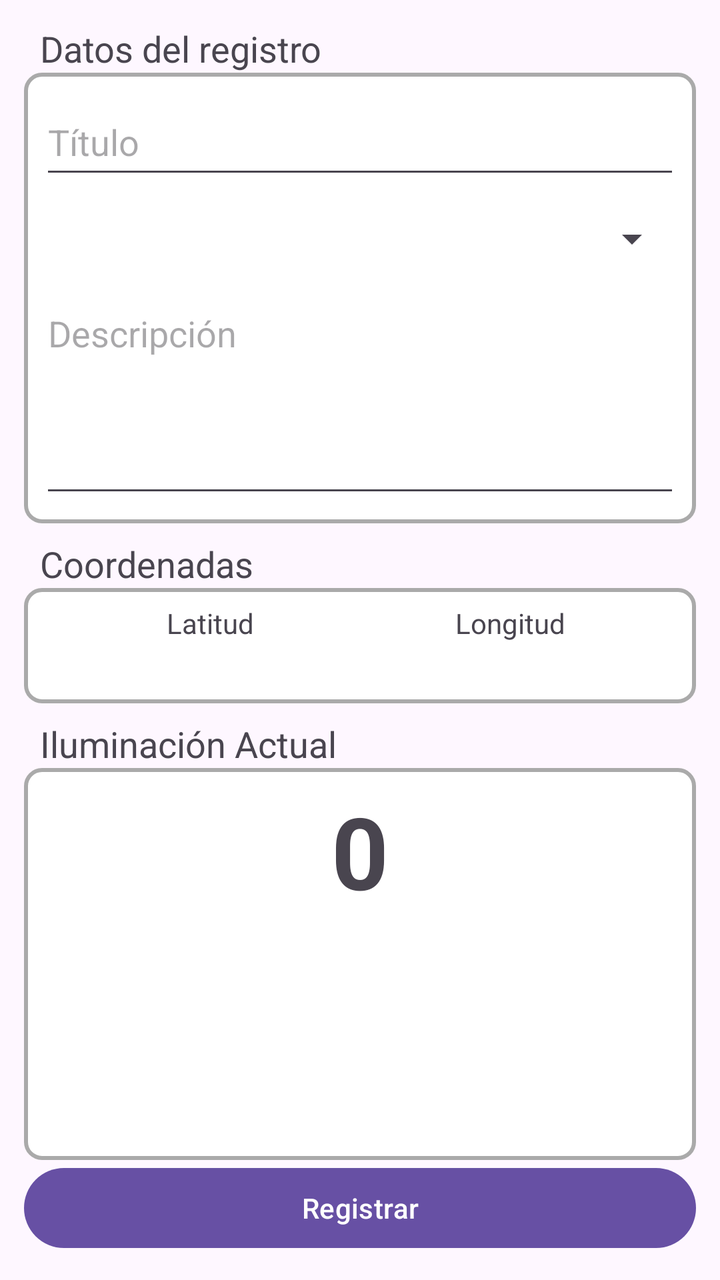
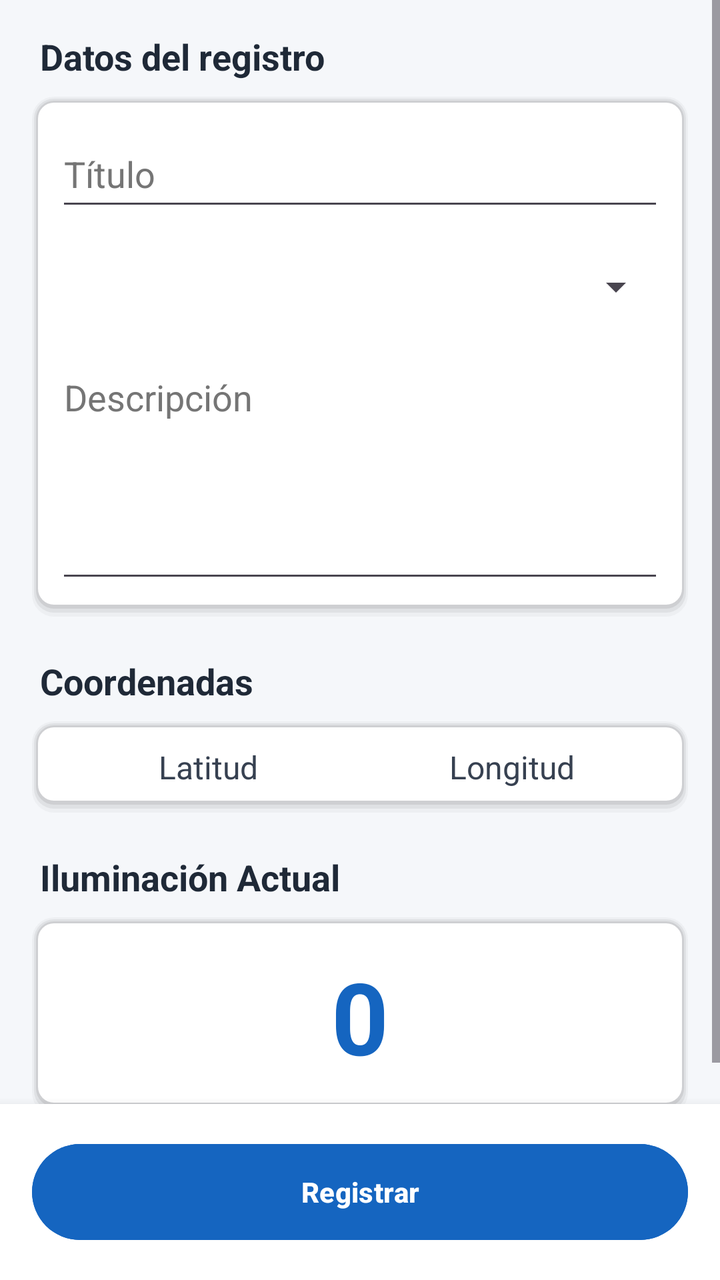

Before-and-after screenshots of an Android layout around one commit, followed by the original layout XML and the change that was made.
<!-- AndroidManifest.xml: application theme Theme.Luxmap -->
<!-- res/layout/activity_registrar.xml -->
<?xml version="1.0" encoding="utf-8"?>
<androidx.constraintlayout.widget.ConstraintLayout xmlns:android="http://schemas.android.com/apk/res/android"
    xmlns:tools="http://schemas.android.com/tools"
    android:id="@+id/main"
    android:layout_width="match_parent"
    android:layout_height="match_parent"
    tools:context=".ui.RegistrarActivity">


    <LinearLayout
        android:layout_width="match_parent"
        android:layout_height="match_parent"
        android:orientation="vertical"
        tools:layout_editor_absoluteX="1dp"
        tools:layout_editor_absoluteY="1dp"
        android:padding="12dp" >

        <TextView
            android:id="@+id/tvFormulario"
            android:layout_width="match_parent"
            android:layout_height="wrap_content"
            android:layout_marginStart="8dp"
            android:text="@string/tv_titulo_formulario"
            android:textSize="18sp" />

        <LinearLayout
            android:layout_width="match_parent"
            android:layout_height="wrap_content"
            android:orientation="vertical"
            android:layout_weight="0.6"
            android:background="@drawable/borde"
            android:padding="8dp" >

            <EditText
                android:id="@+id/etNombre"
                android:layout_width="match_parent"
                android:layout_height="50dp"
                android:ems="10"
                android:inputType="text"
                android:autofillHints="NombreUsuario"
                android:hint="@string/et_titulo_regisro"/>

            <LinearLayout
                android:layout_width="match_parent"
                android:layout_height="wrap_content"
                android:orientation="horizontal">

                <Spinner
                    android:id="@+id/spCategoria"
                    android:layout_width="0dp"
                    android:layout_height="50dp"
                    android:layout_weight="1"/>

            </LinearLayout>

            <EditText
                android:id="@+id/ettmDescripcion"
                android:layout_width="match_parent"
                android:layout_height="match_parent"
                android:ems="10"
                android:gravity="start|top"
                android:inputType="textMultiLine"
                android:autofillHints="Sin descripción"
                android:hint="@string/et_descripcion"/>
        </LinearLayout>

        <TextView
            android:id="@+id/tvCoordenadas"
            android:layout_width="match_parent"
            android:layout_height="wrap_content"
            android:layout_marginStart="8dp"
            android:text="@string/tv_titulo_coordenadas"
            android:layout_marginTop="8dp"
            android:textSize="18sp" />

        <LinearLayout
            android:layout_width="match_parent"
            android:layout_height="wrap_content"
            android:orientation="horizontal"
            android:layout_weight="0.2"
            android:background="@drawable/borde"
            android:gravity="center_horizontal"
            android:padding="8dp" >

            <TextView
                android:id="@+id/tvLatitud"
                android:layout_width="150dp"
                android:layout_height="wrap_content"
                android:textAlignment="center"
                android:text="@string/tv_latitud" />

            <TextView
                android:id="@+id/tvLongitud"
                android:layout_width="150dp"
                android:layout_height="wrap_content"
                android:textAlignment="center"
                android:text="@string/tv_longitud" />

        </LinearLayout>

        <TextView
            android:id="@+id/tvLumetria"
            android:layout_width="match_parent"
            android:layout_height="wrap_content"
            android:layout_marginStart="8dp"
            android:text="@string/tv_titulo_lux"
            android:layout_marginTop="8dp"
            android:textSize="18sp" />

        <LinearLayout
            android:layout_width="match_parent"
            android:layout_height="wrap_content"
            android:orientation="horizontal"
            android:layout_weight="1"
            android:background="@drawable/borde"
            android:padding="8dp" >

            <TextView
                android:id="@+id/tvLux"
                android:layout_width="match_parent"
                android:layout_height="wrap_content"
                android:textAlignment="center"
                android:textStyle="bold"
                android:textSize="50sp"
                android:text="@string/placeholder_numero" />

        </LinearLayout>

        <LinearLayout
            android:layout_width="match_parent"
            android:layout_height="wrap_content"
            android:orientation="vertical"
            android:layout_weight="0">

            <Button
                android:id="@+id/btnRegistrar"
                android:layout_width="match_parent"
                android:layout_height="wrap_content"
                android:text="@string/btn_registrar" />
        </LinearLayout>

    </LinearLayout>

</androidx.constraintlayout.widget.ConstraintLayout>
<!-- resources referenced by this layout -->
<resources>
  <!-- drawable borde (drawable) -->
  <?xml version="1.0" encoding="utf-8"?>
  <shape xmlns:android="http://schemas.android.com/apk/res/android"
      android:shape="rectangle" >
      <solid android:color="#FFFFFF" />
      <stroke
          android:width="2dp"
          android:color="#AAAAAA" />
      <corners android:radius="8dp" />
  </shape>
  <string name="btn_registrar" translatable="false">Registrar</string>
  <string name="et_descripcion" translatable="false">Descripción</string>
  <string name="et_titulo_regisro" translatable="false">Título</string>
  <string name="placeholder_numero" translatable="false">0</string>
  <string name="tv_latitud" translatable="false">Latitud</string>
  <string name="tv_longitud" translatable="false">Longitud</string>
  <string name="tv_titulo_coordenadas" translatable="false">Coordenadas</string>
  <string name="tv_titulo_formulario" translatable="false">Datos del registro</string>
  <string name="tv_titulo_lux" translatable="false">Iluminación Actual</string>
  <style name="Theme.Luxmap" parent="Base.Theme.Luxmap" />
  <style name="Base.Theme.Luxmap" parent="Theme.Material3.DayNight.NoActionBar">
          
          
      </style>
</resources>

<!-- the commit's change to res/layout/activity_registrar.xml (unified diff, before → after) -->
@@ -1,144 +1,183 @@
 <?xml version="1.0" encoding="utf-8"?>
 <androidx.constraintlayout.widget.ConstraintLayout xmlns:android="http://schemas.android.com/apk/res/android"
+    xmlns:app="http://schemas.android.com/apk/res-auto"
     xmlns:tools="http://schemas.android.com/tools"
     android:id="@+id/main"
     android:layout_width="match_parent"
     android:layout_height="match_parent"
+    android:background="#F5F7FA"
     tools:context=".ui.RegistrarActivity">
 
-
-    <LinearLayout
-        android:layout_width="match_parent"
-        android:layout_height="match_parent"
-        android:orientation="vertical"
-        tools:layout_editor_absoluteX="1dp"
-        tools:layout_editor_absoluteY="1dp"
-        android:padding="12dp" >
-
-        <TextView
-            android:id="@+id/tvFormulario"
-            android:layout_width="match_parent"
-            android:layout_height="wrap_content"
-            android:layout_marginStart="8dp"
-            android:text="@string/tv_titulo_formulario"
-            android:textSize="18sp" />
+    <ScrollView
+        android:layout_width="0dp"
+        android:layout_height="0dp"
+        android:fillViewport="true"
+        android:clipToPadding="false"
+        app:layout_constraintTop_toTopOf="parent"
+        app:layout_constraintBottom_toTopOf="@+id/contenedorBoton"
+        app:layout_constraintStart_toStartOf="parent"
+        app:layout_constraintEnd_toEndOf="parent">
 
         <LinearLayout
             android:layout_width="match_parent"
             android:layout_height="wrap_content"
             android:orientation="vertical"
-            android:layout_weight="0.6"
-            android:background="@drawable/borde"
-            android:padding="8dp" >
+            android:padding="16dp">
 
-            <EditText
-                android:id="@+id/etNombre"
+            <TextView
+                android:id="@+id/tvFormulario"
                 android:layout_width="match_parent"
-                android:layout_height="50dp"
-                android:ems="10"
-                android:inputType="text"
-                android:autofillHints="NombreUsuario"
-                android:hint="@string/et_titulo_regisro"/>
+                android:layout_height="wrap_content"
+                android:layout_marginStart="4dp"
+                android:layout_marginBottom="8dp"
+                android:text="@string/tv_titulo_formulario"
+                android:textColor="#1F2937"
+                android:textSize="18sp"
+                android:textStyle="bold" />
 
             <LinearLayout
                 android:layout_width="match_parent"
                 android:layout_height="wrap_content"
-                android:orientation="horizontal">
+                android:orientation="vertical"
+                android:background="@drawable/borde"
+                android:padding="12dp">
 
-                <Spinner
-                    android:id="@+id/spCategoria"
+                <EditText
+                    android:id="@+id/etNombre"
+                    android:layout_width="match_parent"
+                    android:layout_height="50dp"
+                    android:ems="10"
+                    android:inputType="text"
+                    android:autofillHints="NombreUsuario"
+                    android:textColor="#000000"
+                    android:hint="@string/et_titulo_regisro"
+                    android:textColorHint="#757575" />
+
+                <LinearLayout
+                    android:layout_width="match_parent"
+                    android:layout_height="wrap_content"
+                    android:layout_marginTop="8dp"
+                    android:orientation="horizontal">
+
+                    <Spinner
+                        android:id="@+id/spCategoria"
+                        android:layout_width="0dp"
+                        android:layout_height="50dp"
+                        android:layout_weight="1" />
+
+                </LinearLayout>
+
+                <EditText
+                    android:id="@+id/ettmDescripcion"
+                    android:layout_width="match_parent"
+                    android:layout_height="wrap_content"
+                    android:layout_marginTop="8dp"
+                    android:minHeight="120dp"
+                    android:ems="10"
+                    android:gravity="start|top"
+                    android:inputType="textMultiLine"
+                    android:autofillHints="Sin descripción"
+                    android:textColor="#000000"
+                    android:hint="@string/et_descripcion"
+                    android:textColorHint="#757575" />
+            </LinearLayout>
+
+            <TextView
+                android:id="@+id/tvCoordenadas"
+                android:layout_width="match_parent"
+                android:layout_height="wrap_content"
+                android:layout_marginStart="4dp"
+                android:layout_marginTop="20dp"
+                android:layout_marginBottom="8dp"
+                android:text="@string/tv_titulo_coordenadas"
+                android:textColor="#1F2937"
+                android:textSize="18sp"
+                android:textStyle="bold" />
+
+            <LinearLayout
+                android:layout_width="match_parent"
+                android:layout_height="wrap_content"
+                android:orientation="horizontal"
+                android:background="@drawable/borde"
+                android:padding="12dp">
+
+                <TextView
+                    android:id="@+id/tvLatitud"
                     android:layout_width="0dp"
-                    android:layout_height="50dp"
-                    android:layout_weight="1"/>
+                    android:layout_height="wrap_content"
+                    android:layout_weight="1"
+                    android:textAlignment="center"
+                    android:textColor="#374151"
+                    android:textSize="16sp"
+                    android:text="@string/tv_latitud" />
+
+                <TextView
+                    android:id="@+id/tvLongitud"
+                    android:layout_width="0dp"
+                    android:layout_height="wrap_content"
+                    android:layout_weight="1"
+                    android:textAlignment="center"
+                    android:textColor="#374151"
+                    android:textSize="16sp"
+                    android:text="@string/tv_longitud" />
 
             </LinearLayout>
 
-            <EditText
-                android:id="@+id/ettmDescripcion"
+            <TextView
+                android:id="@+id/tvLumetria"
                 android:layout_width="match_parent"
-                android:layout_height="match_parent"
-                android:ems="10"
-                android:gravity="start|top"
-                android:inputType="textMultiLine"
-                android:autofillHints="Sin descripción"
-                android:hint="@string/et_descripcion"/>
-        </LinearLayout>
+                android:layout_height="wrap_content"
+                android:layout_marginStart="4dp"
+                android:layout_marginTop="20dp"
+                android:layout_marginBottom="8dp"
+                android:text="@string/tv_titulo_lux"
+                android:textColor="#1F2937"
+                android:textSize="18sp"
+                android:textStyle="bold" />
 
-        <TextView
-            android:id="@+id/tvCoordenadas"
-            android:layout_width="match_parent"
-            android:layout_height="wrap_content"
-            android:layout_marginStart="8dp"
-            android:text="@string/tv_titulo_coordenadas"
-            android:layout_marginTop="8dp"
-            android:textSize="18sp" />
+            <LinearLayout
+                android:layout_width="match_parent"
+                android:layout_height="wrap_content"
+                android:orientation="horizontal"
+                android:background="@drawable/borde"
+                android:gravity="center"
+                android:padding="16dp">
 
-        <LinearLayout
-            android:layout_width="match_parent"
-            android:layout_height="wrap_content"
-            android:orientation="horizontal"
-            android:layout_weight="0.2"
-            android:background="@drawable/borde"
-            android:gravity="center_horizontal"
-            android:padding="8dp" >
+                <TextView
+                    android:id="@+id/tvLux"
+                    android:layout_width="match_parent"
+                    android:layout_height="wrap_content"
+                    android:textAlignment="center"
+                    android:textColor="#1565C0"
+                    android:textStyle="bold"
+                    android:textSize="50sp"
+                    android:text="@string/placeholder_numero" />
 
-            <TextView
-                android:id="@+id/tvLatitud"
-                android:layout_width="150dp"
-                android:layout_height="wrap_content"
-                android:textAlignment="center"
-                android:text="@string/tv_latitud" />
-
-            <TextView
-                android:id="@+id/tvLongitud"
-                android:layout_width="150dp"
-                android:layout_height="wrap_content"
-                android:textAlignment="center"
-                android:text="@string/tv_longitud" />
+            </LinearLayout>
 
         </LinearLayout>
+    </ScrollView>
 
-        <TextView
-            android:id="@+id/tvLumetria"
+    <LinearLayout
+        android:id="@+id/contenedorBoton"
+        android:layout_width="0dp"
+        android:layout_height="wrap_content"
+        android:orientation="vertical"
+        android:background="#FFFFFF"
+        android:elevation="8dp"
+        android:padding="16dp"
+        app:layout_constraintBottom_toBottomOf="parent"
+        app:layout_constraintStart_toStartOf="parent"
+        app:layout_constraintEnd_toEndOf="parent">
+
+        <Button
+            android:id="@+id/btnRegistrar"
             android:layout_width="match_parent"
-            android:layout_height="wrap_content"
-            android:layout_marginStart="8dp"
-            android:text="@string/tv_titulo_lux"
-            android:layout_marginTop="8dp"
-            android:textSize="18sp" />
-
-        <LinearLayout
-            android:layout_width="match_parent"
-            android:layout_height="wrap_content"
-            android:orientation="horizontal"
-            android:layout_weight="1"
-            android:background="@drawable/borde"
-            android:padding="8dp" >
-
-            <TextView
-                android:id="@+id/tvLux"
-                android:layout_width="match_parent"
-                android:layout_height="wrap_content"
-                android:textAlignment="center"
-                android:textStyle="bold"
-                android:textSize="50sp"
-                android:text="@string/placeholder_numero" />
-
-        </LinearLayout>
-
-        <LinearLayout
-            android:layout_width="match_parent"
-            android:layout_height="wrap_content"
-            android:orientation="vertical"
-            android:layout_weight="0">
-
-            <Button
-                android:id="@+id/btnRegistrar"
-                android:layout_width="match_parent"
-                android:layout_height="wrap_content"
-                android:text="@string/btn_registrar" />
-        </LinearLayout>
-
+            android:layout_height="56dp"
+            android:backgroundTint="#1565C0"
+            android:textColor="#FFFFFF"
+            android:textStyle="bold"
+            android:text="@string/btn_registrar" />
     </LinearLayout>
 
 </androidx.constraintlayout.widget.ConstraintLayout>
<!-- resource entries referenced after the edit -->
@@ -2,14 +2,49 @@
 <resources>
   <!-- drawable borde (drawable) -->
   <?xml version="1.0" encoding="utf-8"?>
-  <shape xmlns:android="http://schemas.android.com/apk/res/android"
-      android:shape="rectangle" >
-      <solid android:color="#FFFFFF" />
-      <stroke
-          android:width="2dp"
-          android:color="#AAAAAA" />
-      <corners android:radius="8dp" />
-  </shape>
+  <layer-list xmlns:android="http://schemas.android.com/apk/res/android">
+  
+      <item>
+          <shape android:shape="rectangle">
+              <solid android:color="#08000000" />
+              <corners android:radius="11dp" />
+          </shape>
+      </item>
+  
+      <item
+          android:left="1dp"
+          android:top="1dp"
+          android:right="1dp"
+          android:bottom="2dp">
+          <shape android:shape="rectangle">
+              <solid android:color="#0F000000" />
+              <corners android:radius="10dp" />
+          </shape>
+      </item>
+  
+      <item
+          android:left="2dp"
+          android:top="2dp"
+          android:right="2dp"
+          android:bottom="4dp">
+          <shape android:shape="rectangle">
+              <solid android:color="#14000000" />
+              <corners android:radius="9dp" />
+          </shape>
+      </item>
+  
+      <item
+          android:left="3dp"
+          android:top="3dp"
+          android:right="3dp"
+          android:bottom="6dp">
+          <shape android:shape="rectangle">
+              <solid android:color="#FFFFFF" />
+              <corners android:radius="8dp" />
+          </shape>
+      </item>
+  
+  </layer-list>
   <string name="btn_registrar" translatable="false">Registrar</string>
   <string name="et_descripcion" translatable="false">Descripción</string>
   <string name="et_titulo_regisro" translatable="false">Título</string>
